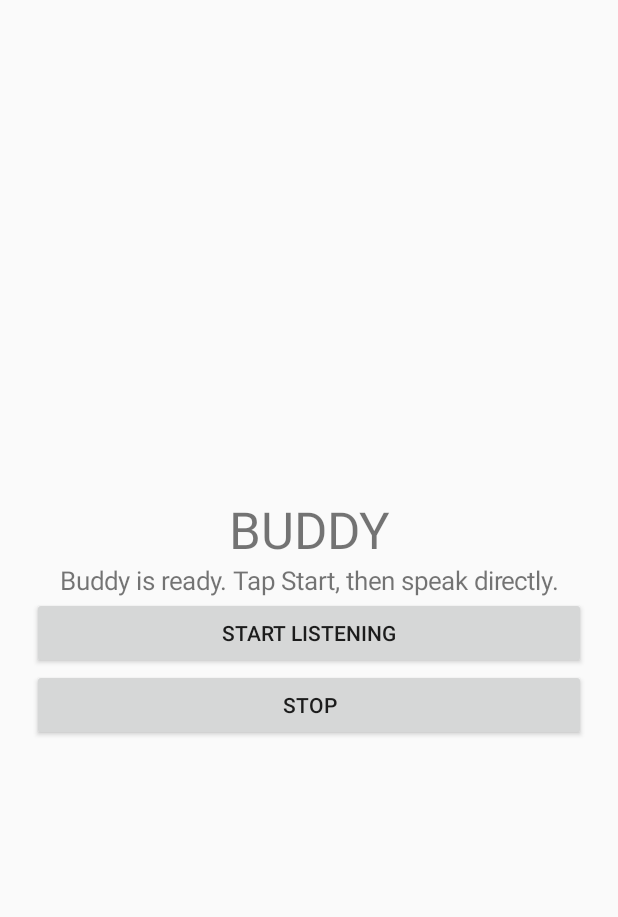
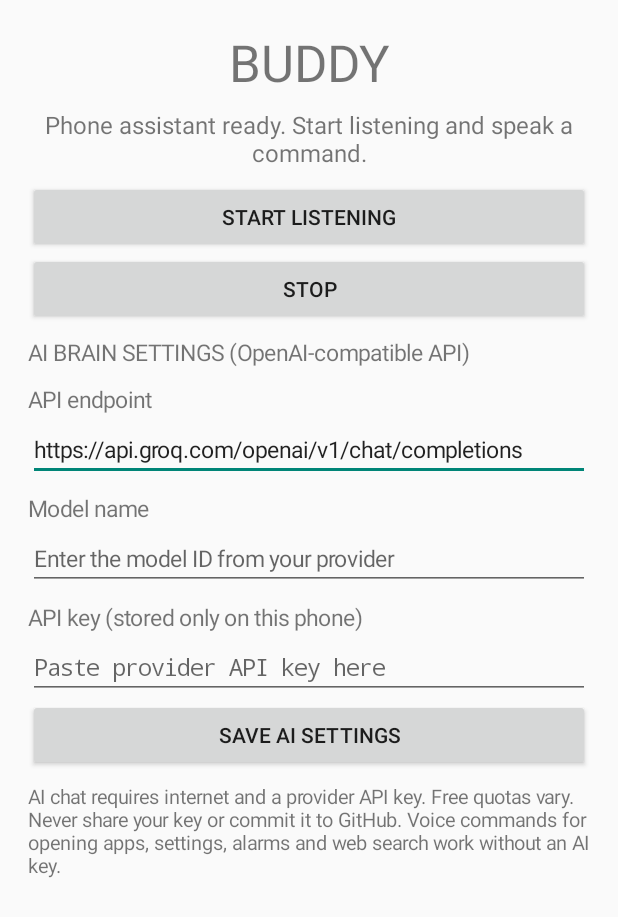
Before and after one commit to 9304848185aS/Buddy-4, an Android app: the screen it shows after launch (MainActivity), on a phone screen of 412 x 824 dp. Shown: the top 917 px of the screen. Run offline under Robolectric (Android 15) with nearby library versions, the phone set to English and light mode, and no system bars; 1 statement that could not run was skipped.

Commit message:
Add on-device AI provider settings

```diff
--- a/app/src/main/java/com/example/buddy/MainActivity.kt
+++ b/app/src/main/java/com/example/buddy/MainActivity.kt
@@ -6,28 +6,104 @@ import android.content.Intent
 import android.content.pm.PackageManager
 import android.os.Build
 import android.os.Bundle
+import android.text.InputType
 import android.view.Gravity
 import android.widget.Button
+import android.widget.EditText
 import android.widget.LinearLayout
+import android.widget.ScrollView
 import android.widget.TextView
 import android.widget.Toast
 
 class MainActivity : Activity() {
     private lateinit var status: TextView
+    private lateinit var endpointInput: EditText
+    private lateinit var modelInput: EditText
+    private lateinit var keyInput: EditText
+
     override fun onCreate(savedInstanceState: Bundle?) {
         super.onCreate(savedInstanceState)
-        val layout = LinearLayout(this).apply {
+        val prefs = getSharedPreferences("buddy_ai", MODE_PRIVATE)
+        val content = LinearLayout(this).apply {
             orientation = LinearLayout.VERTICAL
+            setPadding(28, 28, 28, 28)
+        }
+        fun label(value: String) = TextView(this).apply {
+            text = value
+            textSize = 15f
+            setPadding(0, 12, 0, 4)
+        }
+        fun field(hintText: String, value: String, type: Int = InputType.TYPE_CLASS_TEXT) =
+            EditText(this).apply {
+                hint = hintText
+                setText(value)
+                textSize = 15f
+                inputType = type
+                singleLine = true
+            }
+
+        content.addView(TextView(this).apply {
+            text = "BUDDY"
+            textSize = 34f
             gravity = Gravity.CENTER
-            setPadding(32, 32, 32, 32)
+        })
+        status = TextView(this).apply {
+            text = "Phone assistant ready. Start listening and speak a command."
+            textSize = 16f
+            gravity = Gravity.CENTER
+            setPadding(0, 12, 0, 12)
         }
-        val title = TextView(this).apply { text = "BUDDY"; textSize = 34f; gravity = Gravity.CENTER }
-        status = TextView(this).apply { text = "Buddy is ready. Tap Start, then speak directly."; textSize = 17f; gravity = Gravity.CENTER }
-        val start = Button(this).apply { text = "START LISTENING"; setOnClickListener { requestAndStart() } }
-        val stop = Button(this).apply { text = "STOP"; setOnClickListener { stopService(Intent(this@MainActivity, BuddyListeningService::class.java)); status.text = "Stopped" } }
-        layout.addView(title); layout.addView(status); layout.addView(start); layout.addView(stop)
-        setContentView(layout)
+        content.addView(status)
+        content.addView(Button(this).apply {
+            text = "START LISTENING"
+            setOnClickListener { requestAndStart() }
+        })
+        content.addView(Button(this).apply {
+            text = "STOP"
+            setOnClickListener {
+                stopService(Intent(this@MainActivity, BuddyListeningService::class.java))
+                status.text = "Stopped"
+            }
+        })
+
+        content.addView(label("AI BRAIN SETTINGS (OpenAI-compatible API)"))
+        content.addView(label("API endpoint"))
+        endpointInput = field("https://api.groq.com/openai/v1/chat/completions",
+            prefs.getString("endpoint", "https://api.groq.com/openai/v1/chat/completions").orEmpty())
+        content.addView(endpointInput)
+        content.addView(label("Model name"))
+        modelInput = field("Enter the model ID from your provider",
+            prefs.getString("model", "").orEmpty())
+        content.addView(modelInput)
+        content.addView(label("API key (stored only on this phone)"))
+        keyInput = field("Paste provider API key here",
+            prefs.getString("api_key", "").orEmpty(),
+            InputType.TYPE_CLASS_TEXT or InputType.TYPE_TEXT_VARIATION_PASSWORD)
+        content.addView(keyInput)
+        content.addView(Button(this).apply {
+            text = "SAVE AI SETTINGS"
+            setOnClickListener {
+                val endpoint = endpointInput.text.toString().trim()
+                val model = modelInput.text.toString().trim()
+                val key = keyInput.text.toString().trim()
+                if (endpoint.isNotBlank() && !endpoint.startsWith("https://")) {
+                    Toast.makeText(this@MainActivity, "Use a secure https:// endpoint.", Toast.LENGTH_LONG).show()
+                } else {
+                    prefs.edit().putString("endpoint", endpoint)
+                        .putString("model", model).putString("api_key", key).apply()
+                    Toast.makeText(this@MainActivity, "AI settings saved on this phone.", Toast.LENGTH_SHORT).show()
+                }
+            }
+        })
+        content.addView(TextView(this).apply {
+            text = "AI chat requires internet and a provider API key. Free quotas vary. Never share your key or commit it to GitHub. Voice commands for opening apps, settings, alarms and web search work without an AI key."
+            textSize = 13f
+            setPadding(0, 12, 0, 16)
+        })
+        val scroll = ScrollView(this).apply { addView(content) }
+        setContentView(scroll)
     }
+
     private fun requestAndStart() {
         val permissions = mutableListOf(Manifest.permission.RECORD_AUDIO)
         if (Build.VERSION.SDK_INT >= 33) permissions.add(Manifest.permission.POST_NOTIFICATIONS)
@@ -35,17 +111,19 @@ class MainActivity : Activity() {
         if (missing.isNotEmpty()) requestPermissions(missing.toTypedArray(), 7)
         else startBuddy()
     }
+
     override fun onRequestPermissionsResult(requestCode: Int, permissions: Array<out String>, results: IntArray) {
         super.onRequestPermissionsResult(requestCode, permissions, results)
         if (requestCode == 7 && results.isNotEmpty() && results[0] == PackageManager.PERMISSION_GRANTED) startBuddy()
         else Toast.makeText(this, "Microphone permission is needed to listen.", Toast.LENGTH_LONG).show()
     }
+
     private fun startBuddy() {
         try {
             val i = Intent(this, BuddyListeningService::class.java)
             if (Build.VERSION.SDK_INT >= 26) startForegroundService(i) else startService(i)
             status.text = "Listening — speak a command directly…"
-        } catch (e: Exception) {
+        } catch (_: Exception) {
             status.text = "Could not start. Open Buddy and try again."
         }
     }
```
